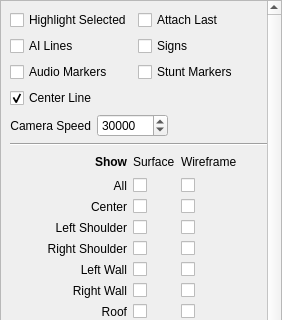
FatalDecomp/TrackEditor, file TrackEditor/DisplaySettings.ui: the form before one commit; both pictures show x 0 to 282 and y 0 to 320 of the 282 by 789 pixel window.
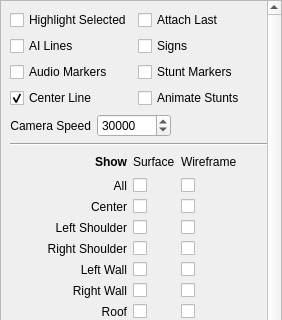
The form after the commit.

Commit message: animated stunts

Patch:
```diff
--- a/TrackEditor/DisplaySettings.ui
+++ b/TrackEditor/DisplaySettings.ui
@@ -465,6 +465,13 @@
            </property>
           </widget>
          </item>
+         <item row="3" column="1">
+          <widget class="QCheckBox" name="ckAnimateStunts">
+           <property name="text">
+            <string>Animate Stunts</string>
+           </property>
+          </widget>
+         </item>
          <item row="3" column="0">
           <widget class="QCheckBox" name="ckCenterLine">
            <property name="text">
```
The commit also changes 14 other files.
